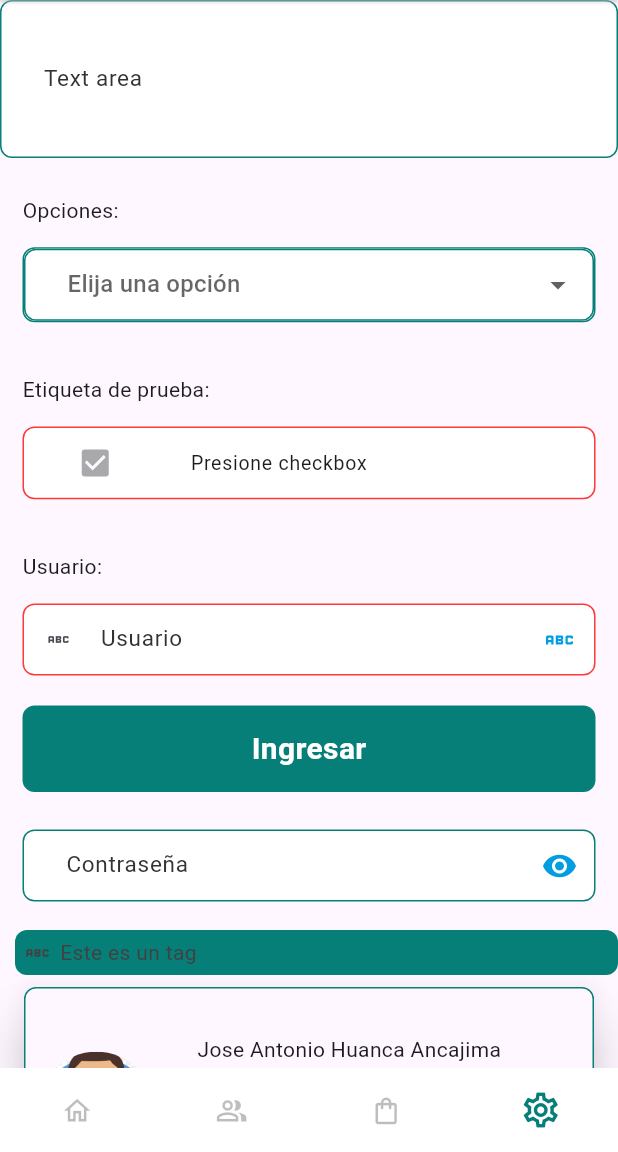
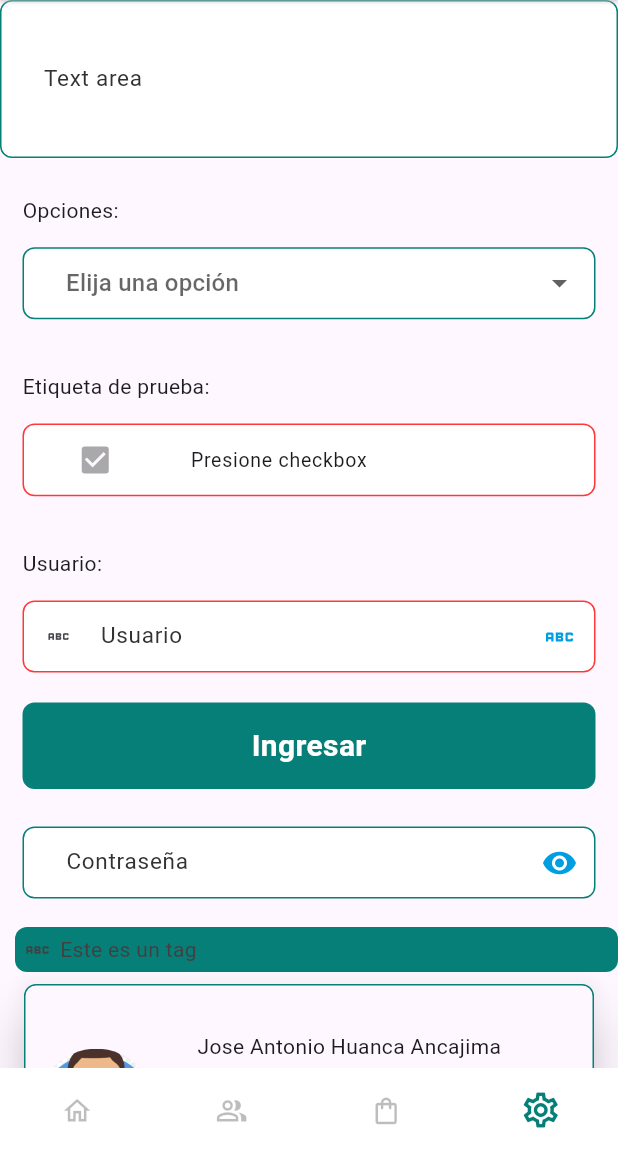
Before and after one commit to jahuanca/utilsFlutter, a Flutter app: the screen it shows after launch, on a phone screen of 412 x 824 dp, the part 84-1236 px from its top. Run offline on Flutter 3.47's test engine with Material 3 defaults, Android fonts, the phone set to English and light mode, and no system bars; our stand-ins replace shared_preferences; missing offline and left inert: global_configuration.

Commit message:
fix: fix border in DropdownWidget

```diff
--- a/lib/src/ui/widgets/dropwdown/dropdown_widget.dart
+++ b/lib/src/ui/widgets/dropwdown/dropdown_widget.dart
@@ -49,8 +49,6 @@ class DropdownWidget extends StatelessWidget {
         children: [
           labelWidget(size: size, label: label, textStyleLabel: textStyleLabel),
           Container(
-            decoration: boxDecorationWidget(
-                error: error, backgroundColor: backgroundColor),
             child: DropdownButtonFormField<dynamic>(
               icon: iconData == null ? null : Icon(iconData),
               iconEnabledColor: iconEnabledColor,
@@ -62,7 +60,7 @@ class DropdownWidget extends StatelessWidget {
               ),
               hint: Text(hintText),
               isExpanded: true,
-              borderRadius: BorderRadius.circular(borderRadius()),
+
               items: items == null
                   ? []
                   : items
```
